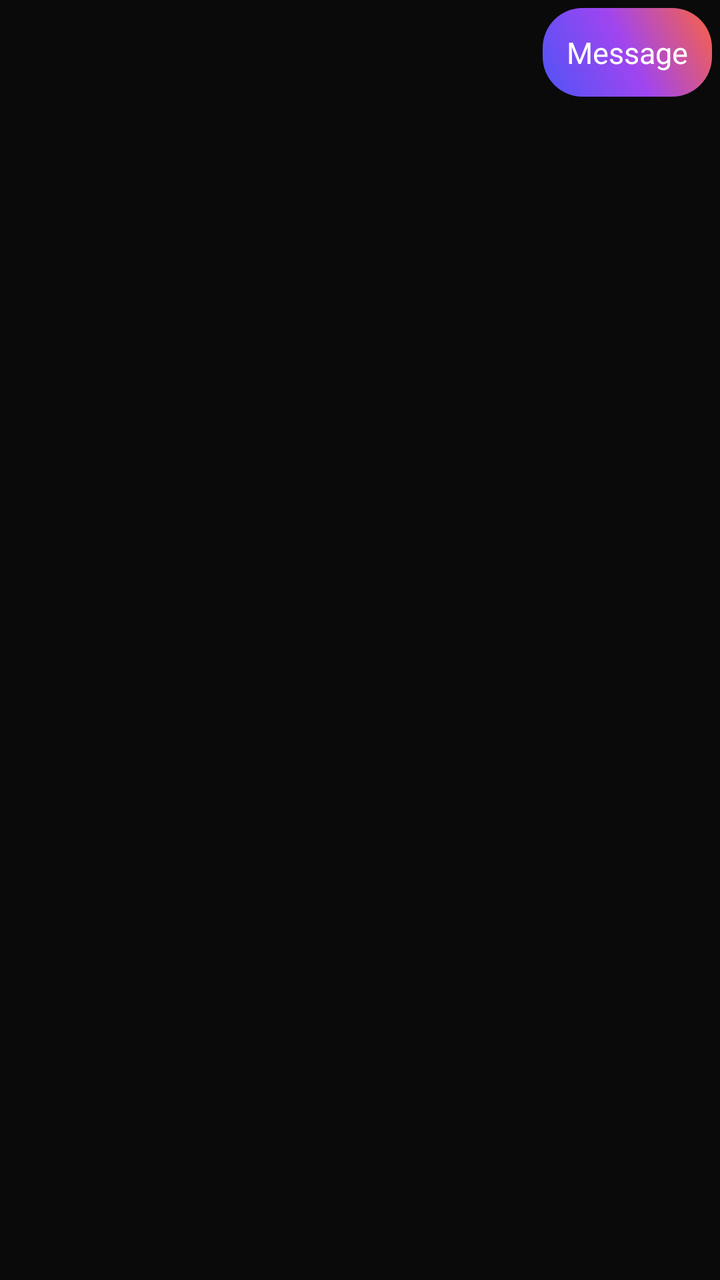
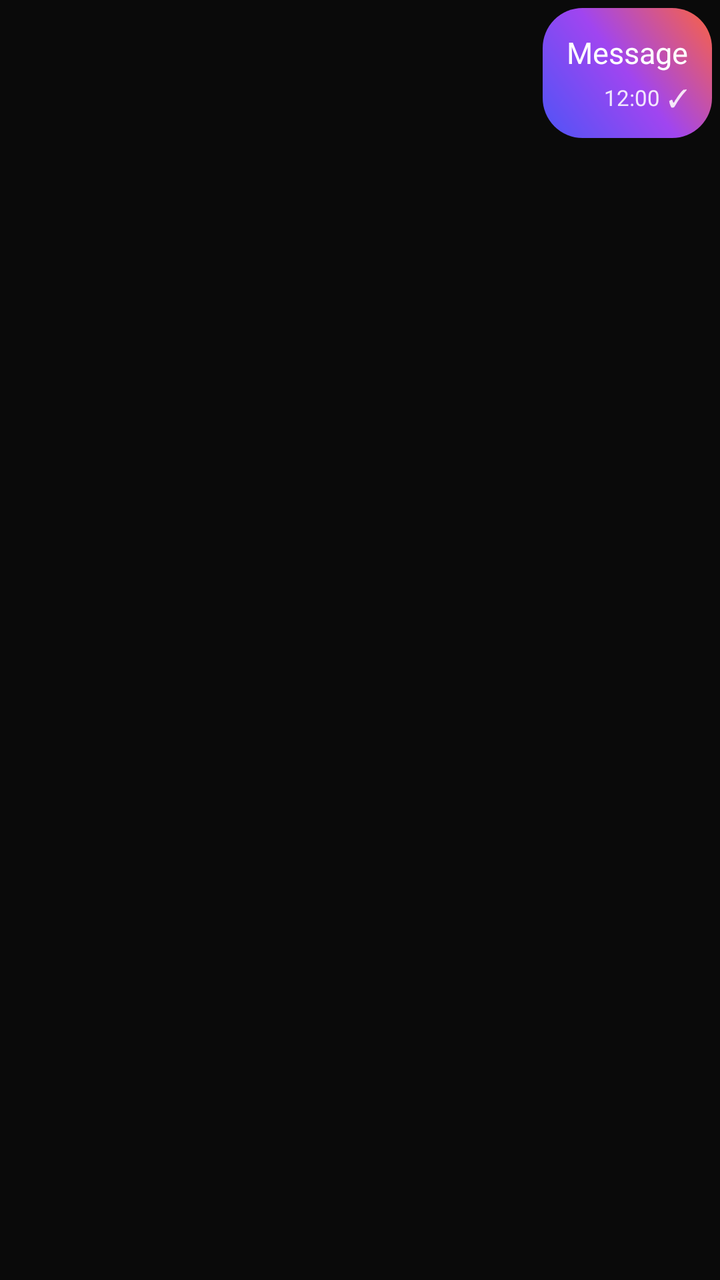

Compare the two renders of this Android layout. The source of the first and the diff that turns it into the second are given below.
<!-- AndroidManifest.xml: application theme Theme.BlankCT -->
<!-- res/layout/item_message_sent.xml -->
<?xml version="1.0" encoding="utf-8"?>
<LinearLayout xmlns:android="http://schemas.android.com/apk/res/android"
    android:layout_width="match_parent"
    android:layout_height="wrap_content"
    android:orientation="horizontal"
    android:gravity="end"
    android:padding="4dp">

    <LinearLayout
        android:layout_width="wrap_content"
        android:layout_height="wrap_content"
        android:orientation="vertical"
        android:background="@drawable/bubble_gradient_sent"
        android:padding="12dp"
        android:layout_marginStart="60dp">

        <TextView
            android:id="@+id/tv_msg_text"
            android:layout_width="wrap_content"
            android:layout_height="wrap_content"
            android:text="Message"
            android:textColor="@color/white"
            android:textSize="15sp" />

        <ImageView
            android:id="@+id/iv_msg_image"
            android:layout_width="180dp"
            android:layout_height="180dp"
            android:layout_marginTop="6dp"
            android:scaleType="centerCrop"
            android:visibility="gone"
            android:contentDescription="Image" />

    </LinearLayout>

</LinearLayout>
<!-- resources referenced by this layout -->
<resources>
  <color name="white">#FFFFFF</color>
  <!-- drawable bubble_gradient_sent (drawable) -->
  <?xml version="1.0" encoding="utf-8"?>
  <shape xmlns:android="http://schemas.android.com/apk/res/android">
      <gradient
          android:startColor="#4E54F6"
          android:centerColor="#A045F0"
          android:endColor="#FB6340"
          android:angle="45" />
      <corners android:radius="20dp" />
  </shape>
  <style name="Theme.BlankCT" parent="Theme.MaterialComponents.DayNight.NoActionBar">
          <item name="colorPrimary">@color/tiktok_red</item>
          <item name="colorPrimaryVariant">@color/tiktok_red</item>
          <item name="colorOnPrimary">@color/white</item>
          <item name="colorSecondary">@color/tiktok_cyan</item>
          <item name="colorSecondaryVariant">@color/tiktok_cyan</item>
          <item name="colorOnSecondary">@color/black</item>
          <item name="android:statusBarColor">@color/black</item>
          <item name="android:navigationBarColor">@color/black</item>
          <item name="android:windowBackground">@color/dark_bg</item>
          <item name="android:windowLightStatusBar">false</item>
          <item name="colorSurface">@color/surface_dark</item>
          <item name="colorOnSurface">@color/white</item>
      </style>
  <color name="tiktok_red">#FE2C55</color>
  <color name="tiktok_cyan">#25F4EE</color>
  <color name="black">#000000</color>
  <color name="dark_bg">#0A0A0A</color>
  <color name="surface_dark">#161616</color>
</resources>

<!-- the commit's change to res/layout/item_message_sent.xml (unified diff, before → after) -->
@@ -1,5 +1,6 @@
 <?xml version="1.0" encoding="utf-8"?>
 <LinearLayout xmlns:android="http://schemas.android.com/apk/res/android"
+    xmlns:app="http://schemas.android.com/apk/res-auto"
     android:layout_width="match_parent"
     android:layout_height="wrap_content"
     android:orientation="horizontal"
@@ -31,6 +32,59 @@
             android:visibility="gone"
             android:contentDescription="Image" />
 
+        <LinearLayout
+            android:id="@+id/layout_audio_msg"
+            android:layout_width="wrap_content"
+            android:layout_height="wrap_content"
+            android:orientation="horizontal"
+            android:gravity="center_vertical"
+            android:visibility="gone">
+
+            <ImageView
+                android:id="@+id/iv_play_audio"
+                android:layout_width="28dp"
+                android:layout_height="28dp"
+                android:src="@drawable/ic_call_accept"
+                app:tint="@color/white"
+                android:contentDescription="Play" />
+
+            <TextView
+                android:layout_width="wrap_content"
+                android:layout_height="wrap_content"
+                android:text="Voice message"
+                android:textColor="@color/white"
+                android:textSize="14sp"
+                android:layout_marginStart="8dp" />
+
+        </LinearLayout>
+
+        <LinearLayout
+            android:layout_width="wrap_content"
+            android:layout_height="wrap_content"
+            android:orientation="horizontal"
+            android:gravity="end|center_vertical"
+            android:layout_marginTop="4dp"
+            android:layout_gravity="end">
+
+            <TextView
+                android:id="@+id/tv_msg_time"
+                android:layout_width="wrap_content"
+                android:layout_height="wrap_content"
+                android:text="12:00"
+                android:textColor="#DDFFFFFF"
+                android:textSize="11sp" />
+
+            <TextView
+                android:id="@+id/tv_msg_tick"
+                android:layout_width="wrap_content"
+                android:layout_height="wrap_content"
+                android:text="✓"
+                android:textColor="#DDFFFFFF"
+                android:textSize="12sp"
+                android:layout_marginStart="4dp" />
+
+        </LinearLayout>
+
     </LinearLayout>
 
 </LinearLayout>
<!-- resource entries referenced after the edit -->
@@ -11,6 +11,17 @@
           android:angle="45" />
       <corners android:radius="20dp" />
   </shape>
+  <!-- drawable ic_call_accept (drawable) -->
+  <vector xmlns:android="http://schemas.android.com/apk/res/android"
+      android:width="24dp"
+      android:height="24dp"
+      android:viewportWidth="24"
+      android:viewportHeight="24"
+      android:tint="#FFFFFF">
+      <path
+          android:fillColor="#FF000000"
+          android:pathData="M6.62,10.79c1.44,2.83 3.76,5.14 6.59,6.59l2.2,-2.2c0.27,-0.27 0.67,-0.36 1.02,-0.24c1.12,0.37 2.33,0.57 3.57,0.57c0.55,0 1,0.45 1,1L21,20.5c0,0.55 -0.45,1 -1,1c-9.39,0 -17,-7.61 -17,-17c0,-0.55 0.45,-1 1,-1h3.5c0.55,0 1,0.45 1,1c0,1.25 0.2,2.45 0.57,3.57c0.11,0.35 0.03,0.74 -0.25,1.02L6.62,10.79z" />
+  </vector>
   <style name="Theme.BlankCT" parent="Theme.MaterialComponents.DayNight.NoActionBar">
           <item name="colorPrimary">@color/tiktok_red</item>
           <item name="colorPrimaryVariant">@color/tiktok_red</item>
